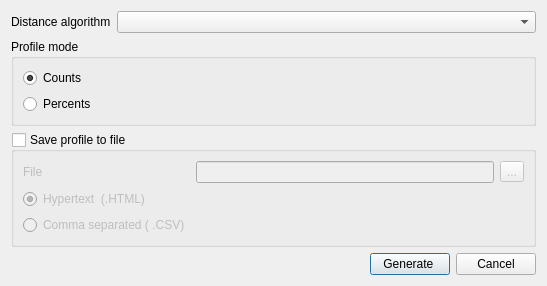
Old version of the form src/plugins/dna_stat/src/ui/DistanceMatrixMSAProfileDialog.ui in the repository violethaze74/ugene.
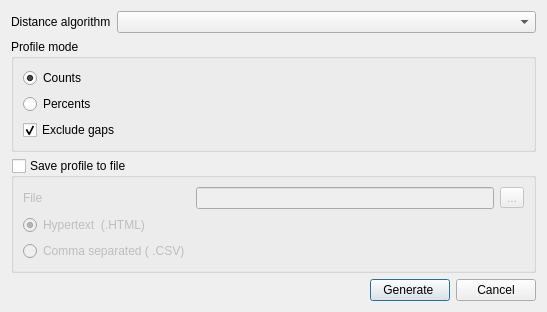
New version of the form.

The edit to the form file:
```diff
--- a/src/plugins/dna_stat/src/ui/DistanceMatrixMSAProfileDialog.ui
+++ b/src/plugins/dna_stat/src/ui/DistanceMatrixMSAProfileDialog.ui
@@ -7,7 +7,7 @@
     <x>0</x>
     <y>0</y>
     <width>547</width>
-    <height>271</height>
+    <height>295</height>
    </rect>
   </property>
   <property name="windowTitle">
@@ -51,6 +51,16 @@
         </property>
        </widget>
       </item>
+      <item row="2" column="0">
+       <widget class="QCheckBox" name="checkBox">
+        <property name="text">
+         <string>Exclude gaps</string>
+        </property>
+        <property name="checked">
+         <bool>true</bool>
+        </property>
+       </widget>
+      </item>
      </layout>
     </widget>
    </item>
```
